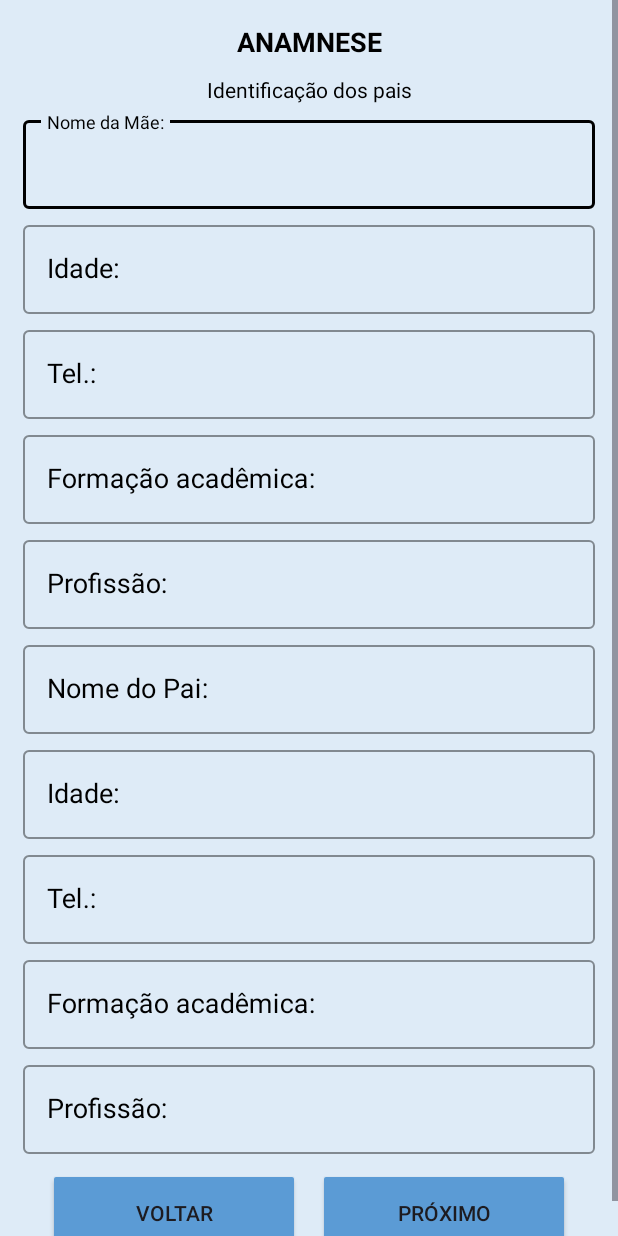
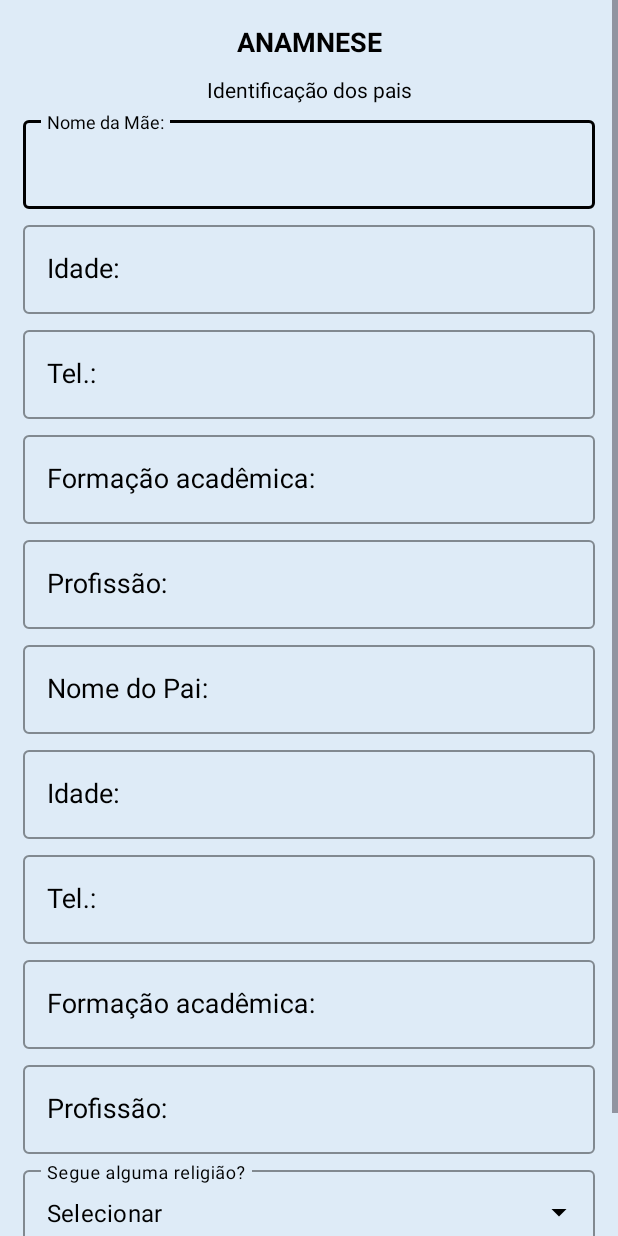
Before and after one commit to Alberinando/teadapta_1.0, an Android app: the anamnesePais screen opened directly, with no data from a screen before it, on a phone screen of 412 x 824 dp. Run offline under Robolectric (Android 15) with nearby library versions, the phone set to English and light mode, and no system bars.

Commit message:
Tela Anamnese - Identificação dos pais

```diff
--- a/app/src/main/java/com/example/teadapta/anamnese.java
+++ b/app/src/main/java/com/example/teadapta/anamnese.java
@@ -10,6 +10,8 @@ import android.widget.ArrayAdapter;
 import android.widget.AutoCompleteTextView;
 import android.widget.DatePicker;
 import com.google.android.material.textfield.TextInputEditText;
+import com.google.android.material.textfield.TextInputLayout;
+
 import java.util.Calendar;
 
 public class anamnese extends AppCompatActivity {
@@ -82,4 +84,6 @@ public class anamnese extends AppCompatActivity {
         Intent intent = new Intent(anamnese.this, com.example.teadapta.anamnesePais.class);
         startActivity(intent);
     }
+
+
 }
--- a/app/src/main/java/com/example/teadapta/anamnesePais.java
+++ b/app/src/main/java/com/example/teadapta/anamnesePais.java
@@ -4,14 +4,58 @@ import androidx.appcompat.app.AppCompatActivity;
 
 import android.content.Intent;
 import android.os.Bundle;
+import android.text.Editable;
+import android.text.TextWatcher;
 import android.view.View;
+import android.widget.ArrayAdapter;
+import android.widget.AutoCompleteTextView;
+
+import com.google.android.material.textfield.TextInputLayout;
 
 public class anamnesePais extends AppCompatActivity {
 
+    private AutoCompleteTextView escolha;
     @Override
     protected void onCreate(Bundle savedInstanceState) {
         super.onCreate(savedInstanceState);
         setContentView(R.layout.activity_anamnese_pais);
+
+        escolha = findViewById(R.id.escolha);
+
+        //Escolha de Sim ou Não
+        String[] listaEscolha = getResources().getStringArray(R.array.Escolha);
+        ArrayAdapter<String> adapterEscolha = new ArrayAdapter<String>(this,
+                android.R.layout.simple_dropdown_item_1line, listaEscolha);
+        escolha.setAdapter(adapterEscolha);
+
+
+        // Adiciona um TextWatcher ao campo de escolha
+        escolha.addTextChangedListener(new TextWatcher() {
+
+            public void beforeTextChanged(CharSequence s, int start, int count, int after) {
+                // Não é necessário
+            }
+
+            public void onTextChanged(CharSequence s, int start, int before, int count) {
+                // Chamado quando o texto é alterado
+                String escolhaValue = s.toString().trim();
+
+                // Obtenha uma referência ao TextInputLayout e TextInputEditText para o campo de religião
+                TextInputLayout religiaoLayout = findViewById(R.id.outlinedTextFieldreligiao);
+
+                // Verifica se a escolha é "Sim" para mostrar ou ocultar o campo de religião
+                if (escolhaValue.equals("Sim")) {
+                    religiaoLayout.setVisibility(View.VISIBLE);
+                } else {
+                    religiaoLayout.setVisibility(View.GONE);
+                }
+            }
+
+            @Override
+            public void afterTextChanged(Editable s) {
+                // Não é necessário
+            }
+        });
     }
 
     public void submitBack (View view){
--- a/app/src/main/res/layout/activity_anamnese_pais.xml
+++ b/app/src/main/res/layout/activity_anamnese_pais.xml
@@ -309,6 +309,66 @@
 
         </com.google.android.material.textfield.TextInputLayout>
 
+        <com.google.android.material.textfield.TextInputLayout
+            android:id="@+id/InputLayout"
+            style="@style/Widget.MaterialComponents.TextInputLayout.OutlinedBox.ExposedDropdownMenu"
+            android:layout_width="match_parent"
+            android:layout_height="wrap_content"
+            android:layout_marginTop="5dp"
+            android:hint="@string/segue_alguma_religi_o"
+            android:textColor="#000000"
+            android:textColorHint="#000000"
+            app:boxStrokeColor="@color/black"
+            app:endIconTint="@color/black"
+            app:hintTextColor="@color/black"
+            app:layout_constraintTop_toBottomOf="@+id/editTextNome"
+            app:startIconTint="@color/black">
+
+            <AutoCompleteTextView
+                android:id="@+id/escolha"
+                android:layout_width="match_parent"
+                android:layout_height="match_parent"
+                android:layout_weight="1"
+                android:imeOptions="actionNext"
+                android:inputType="none"
+                android:text="@string/selecionar"
+                android:textColor="#000000"
+                android:textColorHighlight="@color/black"
+                android:textColorHint="@color/azul"
+                android:textColorLink="@color/black"
+                android:textCursorDrawable="@color/azul"
+                app:layout_constraintTop_toBottomOf="@+id/InputLayout"
+                tools:ignore="LabelFor,VisualLintTextFieldSize" />
+        </com.google.android.material.textfield.TextInputLayout>
+
+        <com.google.android.material.textfield.TextInputLayout
+            android:id="@+id/outlinedTextFieldreligiao"
+            style="@style/MyTextInputLayout"
+            android:layout_width="match_parent"
+            android:layout_height="wrap_content"
+            android:layout_marginTop="5dp"
+            android:hint="Qual?"
+            android:visibility="gone"
+            android:textColor="#000000"
+            android:textColorHint="@color/black"
+            android:textCursorDrawable="@color/black"
+            app:hintTextAppearance="@style/FloatingHint"
+            app:hintTextColor="#000000">
+
+            <com.google.android.material.textfield.TextInputEditText
+                android:id="@+id/religiao"
+                style="@style/MyTextInputEditText"
+                android:layout_width="match_parent"
+                android:layout_height="wrap_content"
+                android:digits="abcdefghijklmnopqrstuvwxyzABCDEFGHIJKLMNOPQRSTUVWXYZáàâãäéêëíîïóòôõöúûüÁÀÂÃÄÉÊËÍÎÏÓÒÔÕÖÚÛÜ "
+                android:inputType="textCapWords|text"
+                android:textColor="#000000"
+                android:textColorHint="#616161"
+                android:onClick="submit"
+                tools:ignore="VisualLintTextFieldSize" />
+
+        </com.google.android.material.textfield.TextInputLayout>
+
         <LinearLayout
             android:layout_width="match_parent"
             android:layout_height="match_parent"
@@ -325,7 +385,7 @@
                 android:layout_marginBottom="15dp"
                 android:background="@drawable/background_button"
                 android:gravity="center|center_horizontal"
-                android:onClick="submit"
+                android:onClick="submitBack"
                 android:text="@string/voltar"
                 tools:ignore="VisualLintButtonSize" />
 
--- a/app/src/main/res/values/strings.xml
+++ b/app/src/main/res/values/strings.xml
@@ -36,6 +36,7 @@
     <string name="profiss_o">Profissão:</string>
     <string name="nome_da_m_e">Nome da Mãe:</string>
     <string name="voltar">Voltar</string>
+    <string name="segue_alguma_religi_o">Segue alguma religião?</string>
 
     <string-array name="Escolha">
         <item>Sim</item>
```
